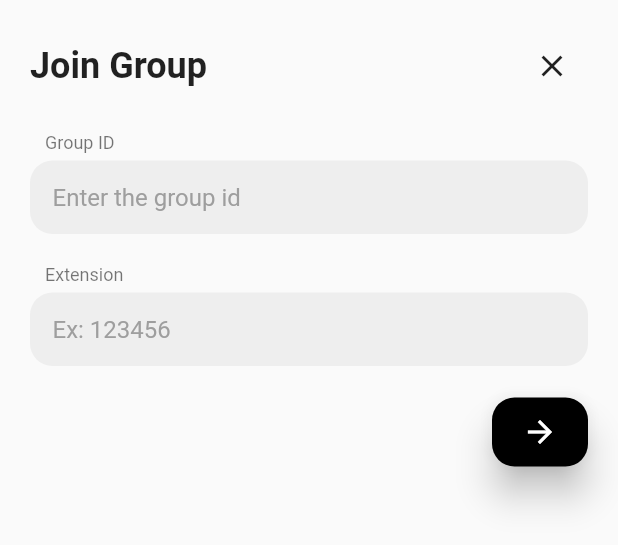
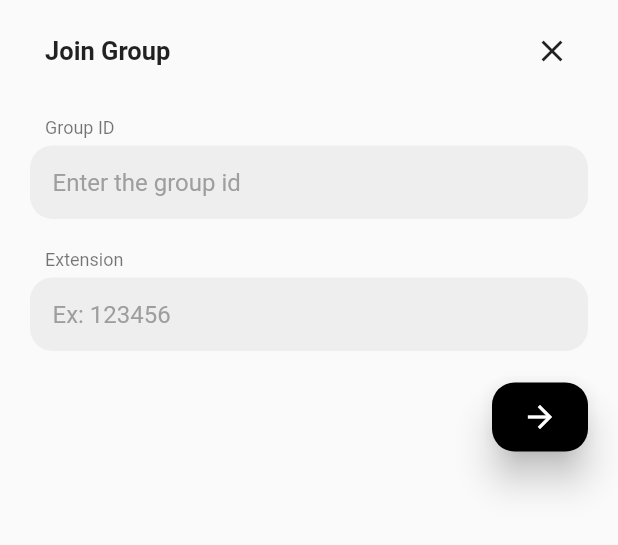
Before and after one commit to sathviksaya/override, a Flutter app: the GroupDialog widget shown alone on an empty page, opened directly with empty values, on a phone screen of 412 x 824 dp. Shown: the top 545 px of the screen. Run offline on Flutter 3.47's test engine with Material 2 defaults, Android fonts, the phone set to English and light mode, and no system bars; our stand-ins replace cloud_firestore, firebase_auth, firebase_core, flutter_spinkit, fluttertoast, google_fonts and 4 more; accounts and stored records are empty.

Commit message:
Added firebase create group

```diff
--- a/lib/screens/home_screen/create_join_group_sheet.dart
+++ b/lib/screens/home_screen/create_join_group_sheet.dart
@@ -1,6 +1,7 @@
 import 'package:flutter/material.dart';
 import 'package:google_fonts/google_fonts.dart';
 import 'package:override/shared/my_textfield.dart';
+import 'package:override/utils/group_functions.dart';
 
 class GroupDialog extends StatelessWidget {
   final bool create;
@@ -15,7 +16,7 @@ class GroupDialog extends StatelessWidget {
       decoration: BoxDecoration(
         borderRadius: BorderRadius.circular(20),
       ),
-      padding: EdgeInsets.symmetric(horizontal: 20, vertical: 20),
+      padding: EdgeInsets.symmetric(horizontal: 20, vertical: 10),
       child: Column(
         mainAxisSize: MainAxisSize.min,
         crossAxisAlignment: CrossAxisAlignment.start,
@@ -27,6 +28,9 @@ class GroupDialog extends StatelessWidget {
             height: 20,
           ),
           submitButton(context),
+          SizedBox(
+            height: 10,
+          ),
         ],
       ),
     );
@@ -34,11 +38,14 @@ class GroupDialog extends StatelessWidget {
 
   Widget dialoghead(BuildContext context) => Row(
         children: [
-          Text(
-            create ? 'Create Group' : 'Join Group',
-            style: GoogleFonts.roboto(
-              fontWeight: FontWeight.bold,
-              fontSize: 24,
+          Padding(
+            padding: const EdgeInsets.symmetric(horizontal: 10),
+            child: Text(
+              create ? 'Create Group' : 'Join Group',
+              style: GoogleFonts.roboto(
+                fontWeight: FontWeight.bold,
+                fontSize: 17,
+              ),
             ),
           ),
           Spacer(),
@@ -115,7 +122,11 @@ class GroupDialog extends StatelessWidget {
             ),
             onPressed: create
                 ? () {
-                    // TODO: create group function
+                    createGroup(
+                      context,
+                      controller1.text,
+                      controller2.text,
+                    );
                   }
                 : () {
                     // TODO: join group function
--- /dev/null
+++ b/lib/utils/event_dropdown_list_funtions.dart
@@ -0,0 +1,3 @@
+void deleteEvent() {}
+
+void addEvent() {}
```
Also changed, not shown: lib/utils/group_functions.dart (added, +59 -0 lines), lib/utils/show_msg.dart (+17 -0 lines), pubspec.yaml (+6 -1 lines), lib/utils/event_funtions.dart (added), pubspec.lock.
